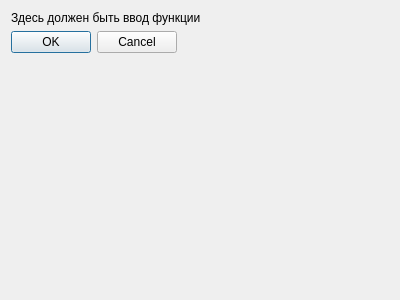
Before: the Qt Designer form Actions/AddGraphs/addgraphdialog.ui in GirvitAlexander/Graph, drawn with Qt 5.
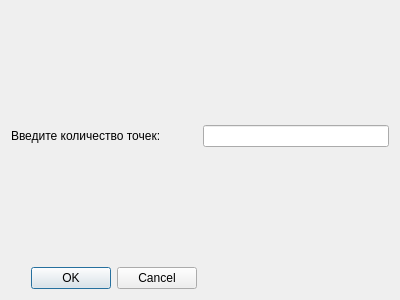
After: the same form once the commit is applied.

```diff
--- a/Actions/AddGraphs/addgraphdialog.ui
+++ b/Actions/AddGraphs/addgraphdialog.ui
@@ -13,8 +13,8 @@
   <property name="windowTitle">
    <string>Dialog</string>
   </property>
-  <layout class="QFormLayout" name="formLayout">
-   <item row="1" column="0">
+  <layout class="QGridLayout" name="gridLayout">
+   <item row="3" column="0">
     <widget class="QDialogButtonBox" name="buttonBox">
      <property name="orientation">
       <enum>Qt::Horizontal</enum>
@@ -24,13 +24,42 @@
      </property>
     </widget>
    </item>
-   <item row="0" column="0">
+   <item row="2" column="0">
+    <spacer name="verticalSpacer">
+     <property name="orientation">
+      <enum>Qt::Vertical</enum>
+     </property>
+     <property name="sizeHint" stdset="0">
+      <size>
+       <width>20</width>
+       <height>40</height>
+      </size>
+     </property>
+    </spacer>
+   </item>
+   <item row="1" column="1">
+    <widget class="QLineEdit" name="numEdit"/>
+   </item>
+   <item row="1" column="0">
     <widget class="QLabel" name="label">
      <property name="text">
-      <string>Здесь должен быть ввод функции </string>
+      <string>Введите количество точек:</string>
      </property>
     </widget>
    </item>
+   <item row="0" column="0">
+    <spacer name="verticalSpacer_2">
+     <property name="orientation">
+      <enum>Qt::Vertical</enum>
+     </property>
+     <property name="sizeHint" stdset="0">
+      <size>
+       <width>20</width>
+       <height>40</height>
+      </size>
+     </property>
+    </spacer>
+   </item>
   </layout>
  </widget>
  <resources/>
```
